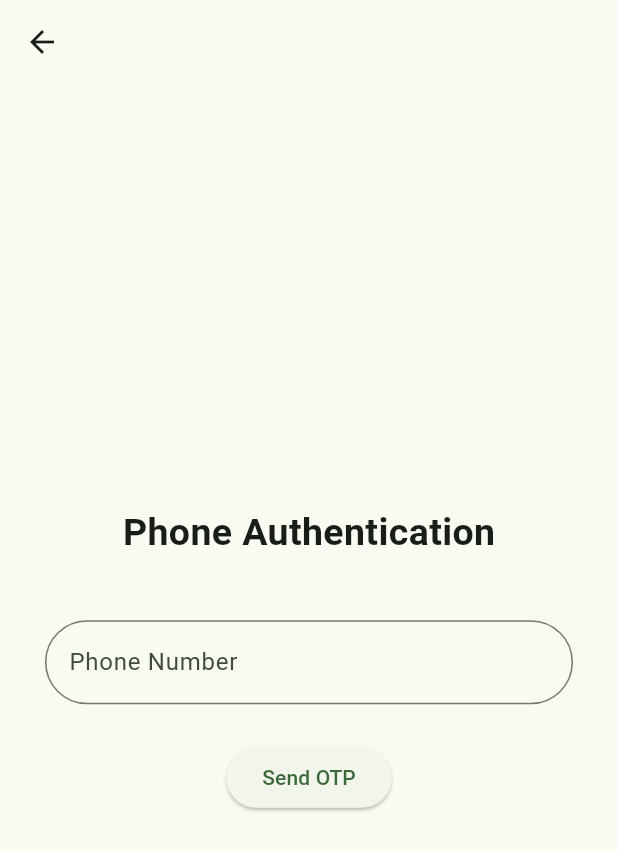
After one commit to Mhd-Muhsin/foodie, a Flutter app: the screen it shows after launch, after a tap on "Phone", on a phone screen of 412 x 824 dp. The commit adds this screen. Shown: the top 851 px of the screen. Run offline on Flutter 3.47's test engine with Material 3 defaults, Android fonts, the phone set to English and light mode, and no system bars; our stand-ins replace firebase_auth, firebase_core, google_sign_in; accounts and stored records are empty; network calls fail.

Commit message:
Added Phone authentication

```diff
--- a/lib/main.dart
+++ b/lib/main.dart
@@ -3,6 +3,8 @@ import 'package:firebase_core/firebase_core.dart';
 import 'package:flutter/material.dart';
 import 'package:foodie/pages/home_page.dart';
 import 'package:foodie/pages/login_page.dart';
+import 'package:foodie/pages/phone_number_page.dart';
+import 'package:foodie/pages/splash_screen.dart';
 
 import 'firebase_options.dart';
 
@@ -22,25 +24,11 @@ class MyApp extends StatelessWidget {
     return MaterialApp(
       title: 'Foodie',
       theme: ThemeData(
-        colorScheme: ColorScheme.fromSeed(seedColor: Colors.deepPurple),
+        primaryColor: Colors.green,
+        colorScheme: ColorScheme.fromSeed(seedColor: Colors.green),
         useMaterial3: true,
       ),
-      home: StreamBuilder<User?>(
-        stream: FirebaseAuth.instance.authStateChanges(),
-        builder: (context, snapshot) {
-          if (snapshot.hasError) {
-            return Text(snapshot.error.toString());
-          }
-          if (snapshot.connectionState == ConnectionState.active){
-            if(snapshot.data == null) {
-              return const LoginPage();
-            } else {
-              return HomePage(userName: snapshot.data?.displayName ?? '');
-            }
-          }
-          return const CircularProgressIndicator();
-        }
-      ),
+      home: const SplashScreen(),
     );
   }
 }
--- a/lib/pages/login_page.dart
+++ b/lib/pages/login_page.dart
@@ -1,5 +1,6 @@
 import 'package:firebase_auth/firebase_auth.dart';
 import 'package:flutter/material.dart';
+import 'package:foodie/pages/phone_number_page.dart';
 import 'package:google_sign_in/google_sign_in.dart';
 
 class LoginPage extends StatelessWidget {
@@ -81,7 +82,12 @@ class LoginPage extends StatelessWidget {
                       ),
                     ],
                   ),
-                  onPressed: () {},
+                  onPressed: () {
+                    Navigator.push(
+                      context,
+                      MaterialPageRoute(builder: (context) => const PhoneNumberScreen()),
+                    );
+                  },
                 ),
               ],
             ),
--- /dev/null
+++ b/lib/pages/phone_number_page.dart
@@ -0,0 +1,118 @@
+import 'package:flutter/material.dart';
+import 'package:firebase_auth/firebase_auth.dart';
+import 'package:foodie/pages/home_page.dart';
+
+import 'otp_page.dart';
+
+class PhoneNumberScreen extends StatefulWidget {
+  const PhoneNumberScreen({super.key});
+
+  @override
+  _PhoneNumberScreenState createState() => _PhoneNumberScreenState();
+}
+
+class _PhoneNumberScreenState extends State<PhoneNumberScreen> {
+  final _phoneController = TextEditingController();
+  final _formKey = GlobalKey<FormState>();
+  final _auth = FirebaseAuth.instance;
+  bool _isLoading = false;
+
+  @override
+  Widget build(BuildContext context) {
+    return Scaffold(
+      appBar: AppBar(),
+      body: SafeArea(
+        child: Padding(
+          padding: const EdgeInsets.symmetric(horizontal: 30),
+          child: Form(
+            key: _formKey,
+            child: Column(
+              mainAxisAlignment: MainAxisAlignment.center,
+              children: [
+                const Text(
+                  'Phone Authentication',
+                  style: TextStyle(fontSize: 25, fontWeight: FontWeight.bold),
+                ),
+                const SizedBox(height: 40),
+                TextFormField(
+                  controller: _phoneController,
+                  decoration: InputDecoration(
+                    labelText: 'Phone Number',
+                    hintText: 'Phone number with country code',
+                    hintStyle: const TextStyle(color: Colors.grey),
+                    border: OutlineInputBorder(
+                      borderRadius: BorderRadius.circular(30)
+                    )
+                  ),
+                  keyboardType: TextInputType.phone,
+                  validator: (value) {
+                    if (value == null || value.isEmpty) {
+                      return 'Please enter your phone number';
+                    }
+                    if (!RegExp(r'^\+[1-9]\d{1,14}$').hasMatch(value)) {
+                      return 'Please enter a valid phone number with country code';
+                    }
+                    return null;
+                  },
+                ),
+                SizedBox(height: 25),
+                _isLoading
+                    ? const CircularProgressIndicator()
+                    : ElevatedButton(
+                  onPressed: () {
+                    _verifyPhoneNumber(context);
+                  },
+                  child: const Text('Send OTP'),
+                ),
+              ],
+            ),
+          ),
+        ),
+      ),
+    );
+  }
+
+  Future<void> _verifyPhoneNumber(BuildContext context) async {
+    if (_formKey.currentState!.validate()) {
+      setState(() {
+        _isLoading = true;
+      });
+
+      String phoneNumber = _phoneController.text.trim();
+      try {
+        await _auth.verifyPhoneNumber(
+                phoneNumber: phoneNumber,
+                verificationCompleted: (PhoneAuthCredential credential) async {},
+                verificationFailed: (FirebaseAuthException e) {
+                  setState(() {
+                    _isLoading = false;
+                  });
+                  ScaffoldMessenger.of(context).showSnackBar(
+                    SnackBar(content: Text('Verification Failed: ${e.message}')),
+                  );
+                },
+                codeSent: (String verificationId, int? resendToken) {
+                  setState(() {
+                    _isLoading = false;
+                  });
+                  Navigator.push(
+                    context,
+                    MaterialPageRoute(
+                      builder: (context) => OTPScreen(verificationId: verificationId),
+                    ),
+                  );
+                },
+                codeAutoRetrievalTimeout: (String verificationId) {},
+              );
+      } catch (e) {
+        setState(() {
+          _isLoading = false;
+        });
+        ScaffoldMessenger.of(context).showSnackBar(
+          SnackBar(content: Text('Verification Failed: $e')),
+        );
+      }
+    }
+  }
+
+}
--- /dev/null
+++ b/lib/pages/splash_screen.dart
@@ -0,0 +1,30 @@
+import 'package:firebase_auth/firebase_auth.dart';
+import 'package:flutter/material.dart';
+import 'home_page.dart';
+import 'login_page.dart';
+
+class SplashScreen extends StatelessWidget {
+  const SplashScreen({super.key});
+
+  @override
+  Widget build(BuildContext context) {
+    return Scaffold(
+      body: StreamBuilder<User?>(
+          stream: FirebaseAuth.instance.authStateChanges(),
+          builder: (context, snapshot) {
+            if (snapshot.hasError) {
+              return Center(child: Text(snapshot.error.toString()));
+            }
+            if (snapshot.connectionState == ConnectionState.active){
+              if(snapshot.data == null) {
+                return const LoginPage();
+              } else {
+                return HomePage(userName: snapshot.data?.displayName ?? '', uid: snapshot.data?.uid ?? '', photoUrl: snapshot.data?.photoURL,);
+              }
+            }
+            return const Center(child: CircularProgressIndicator());
+          }
+      ),
+    );
+  }
+}
```
Also changed, not shown: lib/pages/home_page.dart (+10 -5 lines), lib/pages/otp_page.dart (added, +106 -0 lines), lib/firebase_options.dart, 1 other file.
